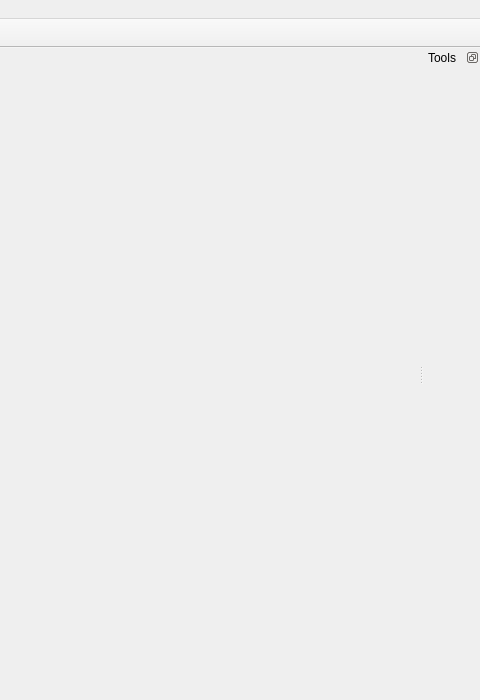
The window that app/widget/BQTMainWindow.ui (mattjr/benthicQT) describes before a commit, drawn with Qt 5; both pictures show x 720 to 1200 and y 0 to 700 of the 1200 by 700 pixel window.
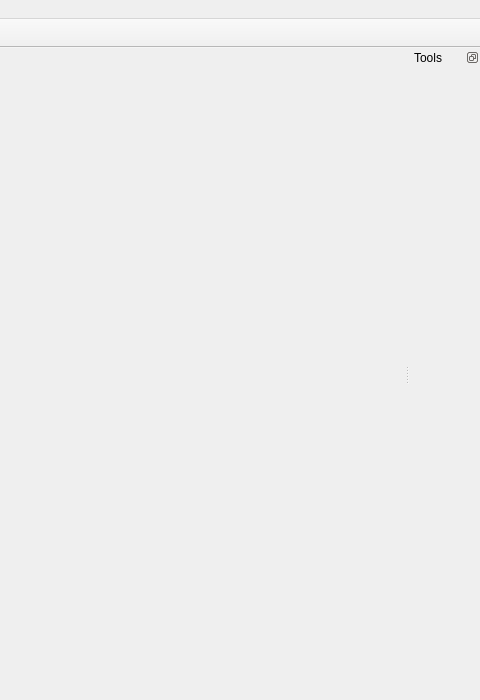
The same window after the commit. Icons and pictures are not drawn. Custom widgets are drawn as their Qt base class.

The edit to the form file:
```diff
--- a/app/widget/BQTMainWindow.ui
+++ b/app/widget/BQTMainWindow.ui
@@ -127,8 +127,8 @@
   <widget class="QDockWidget" name="barrierControls">
    <property name="minimumSize">
     <size>
-     <width>56</width>
-     <height>56</height>
+     <width>70</width>
+     <height>61</height>
     </size>
    </property>
    <property name="features">
```
Left out of the diff: 16 changed lines with no effect on the pictures.
